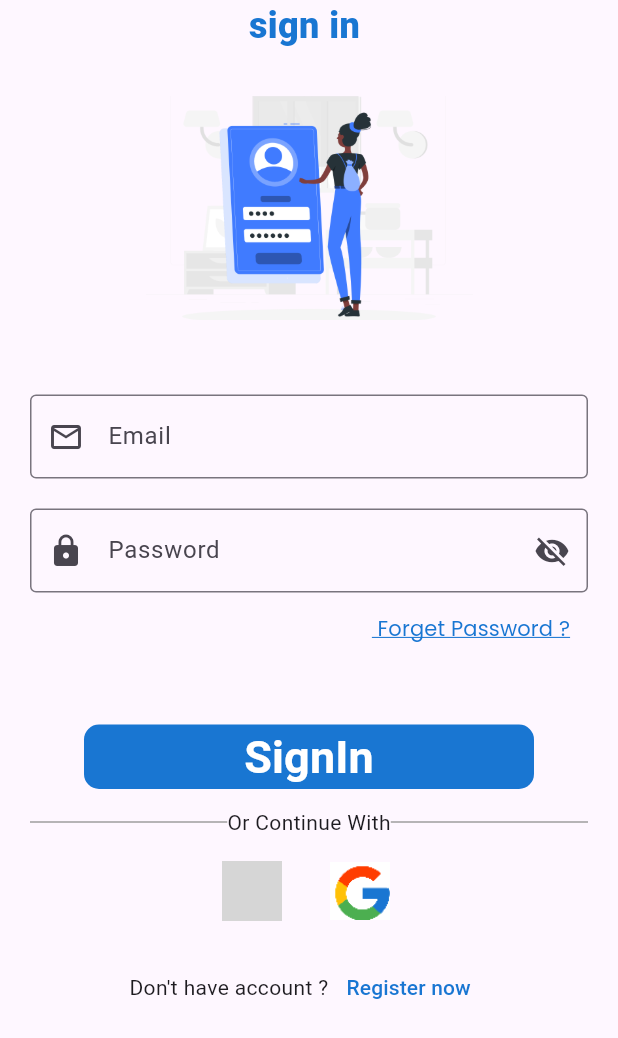
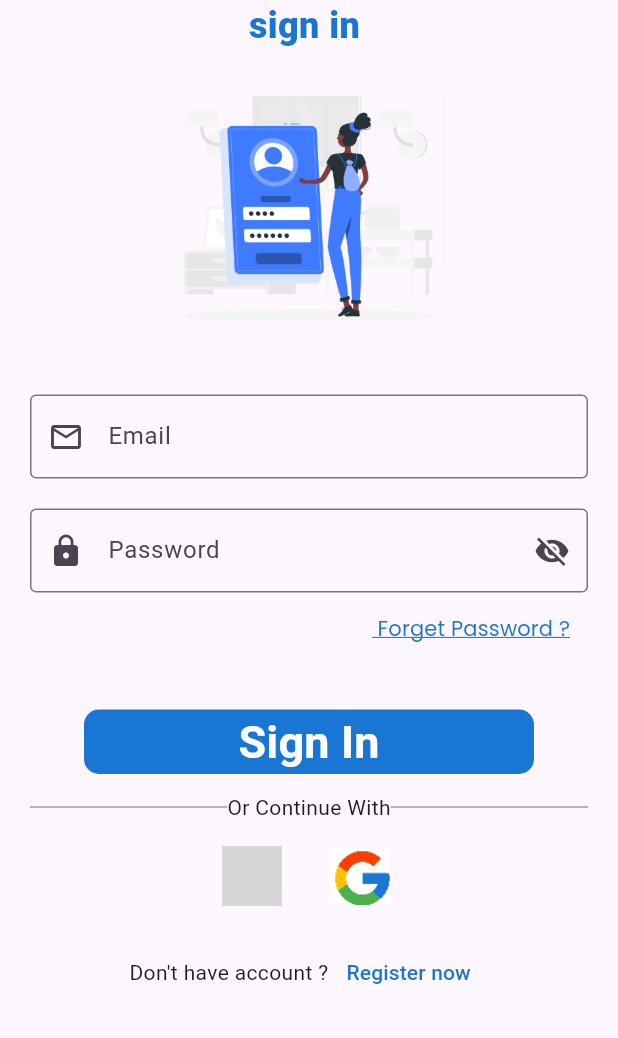
Before and after one commit to rwanhamdy/GraduationProject, a Flutter app: the screen it shows after launch, after a tap on "Skip", after a tap on "parent phone", on a phone screen of 412 x 824 dp. Shown: the top 1038 px of the screen. Run offline on Flutter 3.47's test engine with Material 3 defaults, Android fonts, the phone set to English and light mode, and no system bars; our stand-ins replace firebase_auth, firebase_core, fluttertoast, font_awesome_flutter, google_sign_in, hexcolor and 1 more; missing offline and left inert: flutter_facebook_auth, icon_icons; accounts and stored records are empty; grey boxes are pictures that could not be loaded.

Commit message:
initial commit

```diff
--- a/lib/main.dart
+++ b/lib/main.dart
@@ -2,6 +2,7 @@ import 'package:firebase_auth/firebase_auth.dart';
 import 'package:firebase_core/firebase_core.dart';
 import 'package:flutter/material.dart';
 import 'package:graduation1/modules/kids_control/on_boarding/onboarding_screen.dart';
+import 'package:graduation1/shared/styles/colors.dart';
 import 'modules/kids_control/homeexample.dart';
 
 
@@ -62,7 +63,7 @@ class _SplachState extends State<Splach> {
             ),
             const Text("Kids Control",
             style: TextStyle(
-              color: Colors.black,
+              color:defaultColor,
               fontSize: 35,
               fontWeight:FontWeight.bold,
               fontFamily: 'Default',
--- a/lib/modules/kids_control/choose/choose_screen.dart
+++ b/lib/modules/kids_control/choose/choose_screen.dart
@@ -25,7 +25,7 @@ class ChooseScreen extends StatelessWidget {
                       "Choose your agent",
                       style: TextStyle(
                         color: defaultColor,
-                        fontSize: 35,
+                        fontSize: 30,
                         fontWeight: FontWeight.bold,
                         fontFamily: 'Default',
                       ),
--- a/lib/modules/kids_control/login/login_screen.dart
+++ b/lib/modules/kids_control/login/login_screen.dart
@@ -147,7 +147,7 @@ class _LoginScreenState extends State<LoginScreen> {
                       ],
                     ),
                     SizedBox(
-                      height: 40,
+                      height: 30,
                     ),
                     Container(
                       width: 300,
@@ -160,7 +160,7 @@ class _LoginScreenState extends State<LoginScreen> {
                         onPressed: (){
                           _SigninAuth();
                         },
-                        child: Text('SignIn',style: TextStyle(
+                        child: Text('Sign In',style: TextStyle(
                             color: Colors.white,
                             fontSize: 30,
                             fontWeight: FontWeight.bold),),
--- a/lib/modules/kids_control/on_boarding/onboarding_screen.dart
+++ b/lib/modules/kids_control/on_boarding/onboarding_screen.dart
@@ -23,23 +23,23 @@ class _OnBoardingScreenState extends State<OnBoardingScreen> {
   List<BoardingModel> boarding = [
     BoardingModel(
       image: 'assets/images/Kids playing with car toys-rafiki.png',
-      title1: "Protect Your Child From Addition!",
-      title2: '',
+      title1: "Protect Your Child From",
+      title2: ' Addition!',
 
 
 
     ),
     BoardingModel(
       image: 'assets/images/Going offline-amico.png',
-      title1: 'Provide Your Child A Safe Digital Experience....',
-      title2: '',
+      title1: 'Provide Your Child A Safe ',
+      title2: 'Digital Experience....',
 
 
     ),
     BoardingModel(
       image: 'assets/images/Parents-rafiki.png',
-      title1: "Help you set dos and don'ts for their online word...",
-      title2: '',
+      title1: "Help you set dos and don'ts for ",
+      title2: 'their online word...',
 
 
 
@@ -49,7 +49,9 @@ class _OnBoardingScreenState extends State<OnBoardingScreen> {
   @override
   Widget build(BuildContext context) {
     return Scaffold(
-      body: PageView.builder(
+      body: Padding(
+        padding: const EdgeInsets.all(15.0),
+        child: PageView.builder(
           physics: const BouncingScrollPhysics(),
           controller:broadController ,
           onPageChanged:(int index) {
@@ -65,6 +67,7 @@ class _OnBoardingScreenState extends State<OnBoardingScreen> {
           },
           itemBuilder: (context, index) => builderBroadingItem(boarding[index]),
             itemCount: boarding.length,),
+      ),
 
       );
   }
@@ -82,6 +85,9 @@ class _OnBoardingScreenState extends State<OnBoardingScreen> {
                height: 300,
                child: Image.asset(model.image),
              ),
+             Row(
+               mainAxisAlignment: MainAxisAlignment.center,
+               children: [
                  Text('${model.title1}',
                    style: const TextStyle(
                      color: defaultColor,
@@ -90,6 +96,11 @@ class _OnBoardingScreenState extends State<OnBoardingScreen> {
                      fontFamily: 'Default',
                    ),
                  ),
+               ],
+             ),
+             Row(
+               mainAxisAlignment: MainAxisAlignment.center,
+               children: [
                  Text('${model.title2}',
                    style: const TextStyle(
                      color: defaultColor,
@@ -97,6 +108,8 @@ class _OnBoardingScreenState extends State<OnBoardingScreen> {
                      fontSize: 20,
                      fontFamily: 'Default',
                    ),
+                 ),
+               ],
              ),
            ],
          ),
```
Also changed, not shown: lib/modules/kids_control/child_side/childside_screen.dart (+17 -15 lines), lib/modules/kids_control/login/forget_password.dart (+6 -9 lines), lib/modules/kids_control/signup/signup_screen.dart (+4 -4 lines). Lines whose indentation alone changed are shown as unchanged.
